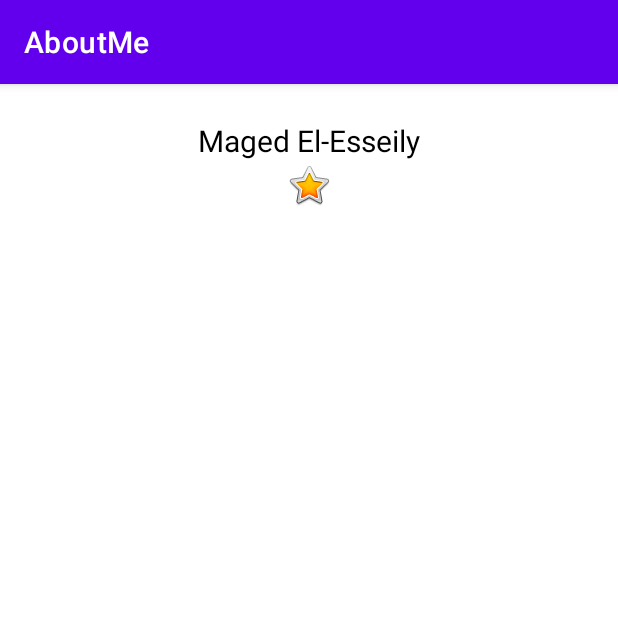
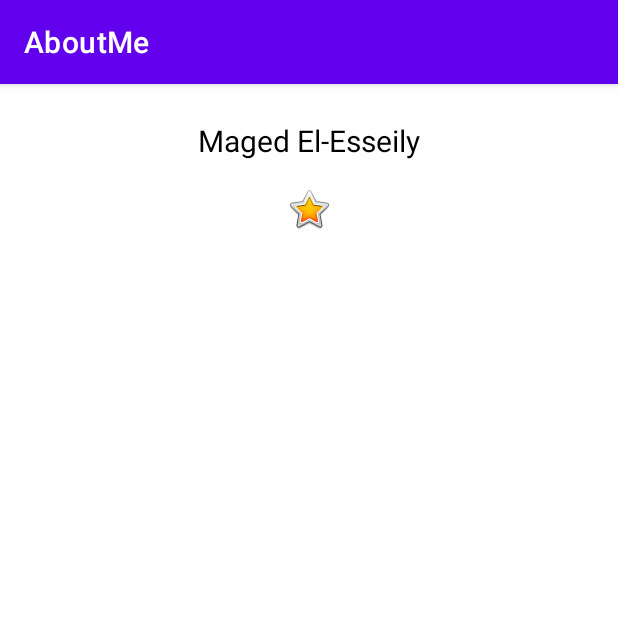
Before and after one commit to Egypt-FWD-Courses/AboutMe, an Android app: the screen it shows after launch (MainActivity), on a phone screen of 412 x 824 dp, the top half of it. Run offline under Robolectric (Android 15) with nearby library versions, the phone set to English and light mode, and no system bars.

Commit message:
modify margins and padding of image
Add content descriptor

```diff
--- a/app/src/main/AndroidManifest.xml
+++ b/app/src/main/AndroidManifest.xml
@@ -22,9 +22,7 @@
                 <category android:name="android.intent.category.LAUNCHER" />
             </intent-filter>
         </activity>
-        <meta-data
-            android:name="preloaded_fonts"
-            android:resource="@array/preloaded_fonts" />
+
     </application>
 
 </manifest>
--- a/app/src/main/res/layout/activity_main.xml
+++ b/app/src/main/res/layout/activity_main.xml
@@ -1,6 +1,8 @@
 <?xml version="1.0" encoding="utf-8"?>
 <LinearLayout xmlns:android="http://schemas.android.com/apk/res/android"
+
     xmlns:app="http://schemas.android.com/apk/res-auto"
+    xmlns:tools="http://schemas.android.com/tools"
     android:orientation="vertical"
     android:layout_width="match_parent"
     android:layout_height="match_parent">
@@ -17,6 +19,9 @@
         android:id="@+id/star_image"
         android:layout_width="match_parent"
         android:layout_height="wrap_content"
-        app:srcCompat="@android:drawable/btn_star_big_on" />
+        android:layout_marginTop="@dimen/layout_margin"
+        android:contentDescription="@string/yellow_star"
+        app:srcCompat="@android:drawable/btn_star_big_on"
+        tools:ignore="ImageContrastCheck" />
 
 </LinearLayout>
--- a/app/src/main/res/values/strings.xml
+++ b/app/src/main/res/values/strings.xml
@@ -1,4 +1,5 @@
 <resources>
     <string name="app_name">AboutMe</string>
     <string name="name">Maged El-Esseily</string>
+    <string name="yellow_star">Yellow star</string>
 </resources>
```
